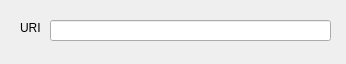
Before: the Qt Designer form client/shareuri.ui in lucabello/kangaroo-docs, drawn with Qt 5.
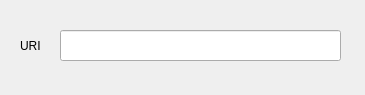
After: the same form once the commit is applied.

Patch:
```diff
--- a/client/shareuri.ui
+++ b/client/shareuri.ui
@@ -6,8 +6,8 @@
    <rect>
     <x>0</x>
     <y>0</y>
-    <width>346</width>
-    <height>64</height>
+    <width>365</width>
+    <height>95</height>
    </rect>
   </property>
   <property name="windowTitle">
@@ -16,10 +16,10 @@
   <widget class="QLineEdit" name="uri">
    <property name="geometry">
     <rect>
-     <x>50</x>
-     <y>20</y>
+     <x>60</x>
+     <y>30</y>
      <width>281</width>
-     <height>21</height>
+     <height>31</height>
     </rect>
    </property>
    <property name="frame">
@@ -30,9 +30,9 @@
    <property name="geometry">
     <rect>
      <x>20</x>
-     <y>20</y>
-     <width>31</width>
-     <height>16</height>
+     <y>30</y>
+     <width>41</width>
+     <height>31</height>
     </rect>
    </property>
    <property name="text">
```
